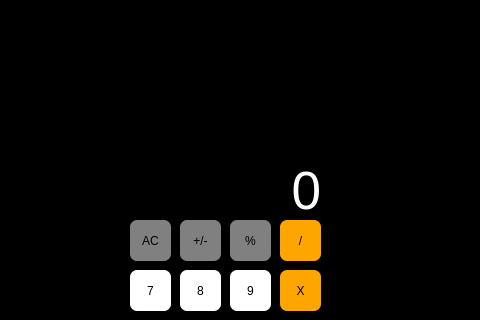
Old version of the form interface.ui in the repository iScZ7/Calculadora-Iphone; both pictures show x 160 to 640 and y 0 to 320 of the 775 by 719 pixel window.
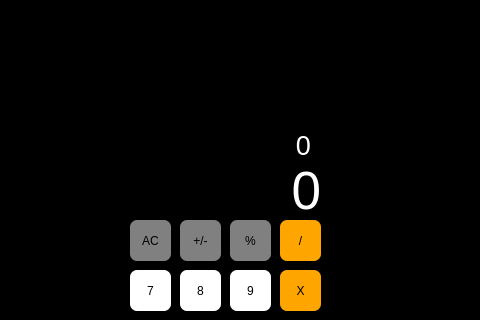
New version of the form.

Commit message:
Em andamento
Foi realizado algumas funções

```diff
--- a/interface.ui
+++ b/interface.ui
@@ -896,6 +896,32 @@
      <set>Qt::AlignBottom|Qt::AlignRight|Qt::AlignTrailing</set>
     </property>
    </widget>
+   <widget class="QLabel" name="resultado2">
+    <property name="geometry">
+     <rect>
+      <x>330</x>
+      <y>120</y>
+      <width>141</width>
+      <height>41</height>
+     </rect>
+    </property>
+    <property name="font">
+     <font>
+      <pointsize>20</pointsize>
+     </font>
+    </property>
+    <property name="styleSheet">
+     <string notr="true">#resultado2 {
+ color: white;
+}</string>
+    </property>
+    <property name="text">
+     <string>0</string>
+    </property>
+    <property name="alignment">
+     <set>Qt::AlignBottom|Qt::AlignRight|Qt::AlignTrailing</set>
+    </property>
+   </widget>
   </widget>
   <widget class="QMenuBar" name="menubar">
    <property name="geometry">
```
The commit also changes 1 other file.
